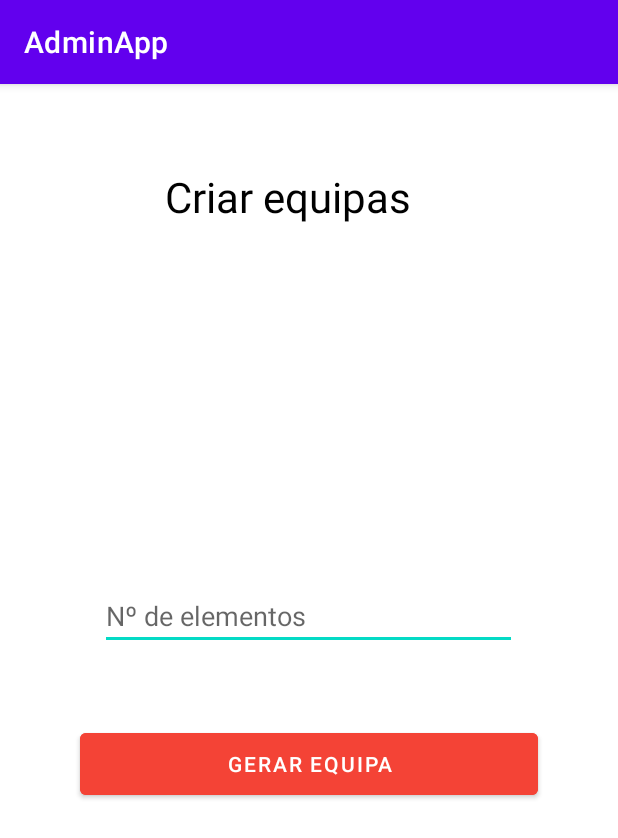
After one commit to JoanaPoAlmeida/PDM_final, an Android app: the CreateTeams screen opened directly, with no data from a screen before it, on a phone screen of 412 x 824 dp. The commit adds this screen. Shown: the top 838 px of the screen. Run offline under Robolectric (Android 15) with nearby library versions, the phone set to English and light mode, and no system bars.

Commit message:
Create teams

```diff
--- a/AdminApp/app/src/main/AndroidManifest.xml
+++ b/AdminApp/app/src/main/AndroidManifest.xml
@@ -11,6 +11,9 @@
         android:roundIcon="@mipmap/ic_launcher_round"
         android:supportsRtl="true"
         android:theme="@style/Theme.AdminApp">
+        <activity
+            android:name=".CreateTeams"
+            android:exported="true" />
         <activity
             android:name=".ShowEvents"
             android:exported="true" />
--- /dev/null
+++ b/AdminApp/app/src/main/java/pt/ubi/di/pdm/adminapp/CreateTeams.java
@@ -0,0 +1,14 @@
+package pt.ubi.di.pdm.adminapp;
+
+import androidx.appcompat.app.AppCompatActivity;
+
+import android.os.Bundle;
+
+public class CreateTeams extends AppCompatActivity {
+
+    @Override
+    protected void onCreate(Bundle savedInstanceState) {
+        super.onCreate(savedInstanceState);
+        setContentView(R.layout.activity_create_teams);
+    }
+}
--- a/AdminApp/app/src/main/java/pt/ubi/di/pdm/adminapp/Initial_Page.java
+++ b/AdminApp/app/src/main/java/pt/ubi/di/pdm/adminapp/Initial_Page.java
@@ -15,6 +15,7 @@ public class Initial_Page extends AppCompatActivity {
     private Button cEvent;
     private Button sTeams;
     private Button sEvent;
+    private Button cTeams;
 
     @Override
     protected void onCreate(Bundle savedInstanceState) {
@@ -26,6 +27,7 @@ public class Initial_Page extends AppCompatActivity {
 
         setContentView(R.layout.activity_initial_page);
         cEvent = findViewById(R.id.btn_new_event);
+        cTeams = findViewById(R.id.btn_create_team);
         sTeams = findViewById(R.id.btn_show_teams);
         sEvent = findViewById(R.id.btn_show_events);
 
@@ -47,6 +49,11 @@ public class Initial_Page extends AppCompatActivity {
                 startActivity(new Intent(Initial_Page.this,  ShowEvents.class));
             }
         });
-
+        cTeams.setOnClickListener(new View.OnClickListener() {
+            @Override
+            public void onClick(View v) {
+                startActivity(new Intent(Initial_Page.this,  CreateTeams.class));
+            }
+        });
     }
 }
--- /dev/null
+++ b/AdminApp/app/src/main/res/layout/activity_create_teams.xml
@@ -0,0 +1,48 @@
+<?xml version="1.0" encoding="utf-8"?>
+<androidx.constraintlayout.widget.ConstraintLayout xmlns:android="http://schemas.android.com/apk/res/android"
+    xmlns:app="http://schemas.android.com/apk/res-auto"
+    xmlns:tools="http://schemas.android.com/tools"
+    android:layout_width="match_parent"
+    android:layout_height="match_parent"
+    tools:context=".CreateTeams">
+
+    <TextView
+        android:id="@+id/title"
+        android:layout_width="wrap_content"
+        android:layout_height="wrap_content"
+        android:layout_marginTop="56dp"
+        android:text="Criar equipas"
+        android:textColor="#000000"
+        android:textSize="28sp"
+        app:layout_constraintEnd_toEndOf="parent"
+        app:layout_constraintHorizontal_bias="0.443"
+        app:layout_constraintStart_toStartOf="parent"
+        app:layout_constraintTop_toTopOf="parent" />
+
+
+    <EditText
+        android:id="@+id/et_nameEve"
+        android:layout_width="278dp"
+        android:layout_height="45dp"
+        android:layout_marginTop="332dp"
+        android:ems="10"
+        android:hint="Nº de elementos"
+        app:layout_constraintEnd_toEndOf="parent"
+        app:layout_constraintHorizontal_bias="0.496"
+        app:layout_constraintStart_toStartOf="parent"
+        app:layout_constraintTop_toTopOf="parent" />
+
+    <Button
+        android:id="@+id/btn_addEve"
+        android:layout_width="305dp"
+        android:layout_height="53dp"
+        android:backgroundTint="#F44336"
+        android:onClick="submitbuttonHandler"
+        android:text="Gerar equipa"
+        app:layout_constraintBottom_toBottomOf="parent"
+        app:layout_constraintEnd_toEndOf="parent"
+        app:layout_constraintStart_toStartOf="parent"
+        app:layout_constraintTop_toTopOf="parent"
+        app:layout_constraintVertical_bias="0.597" />
+
+</androidx.constraintlayout.widget.ConstraintLayout>
```
